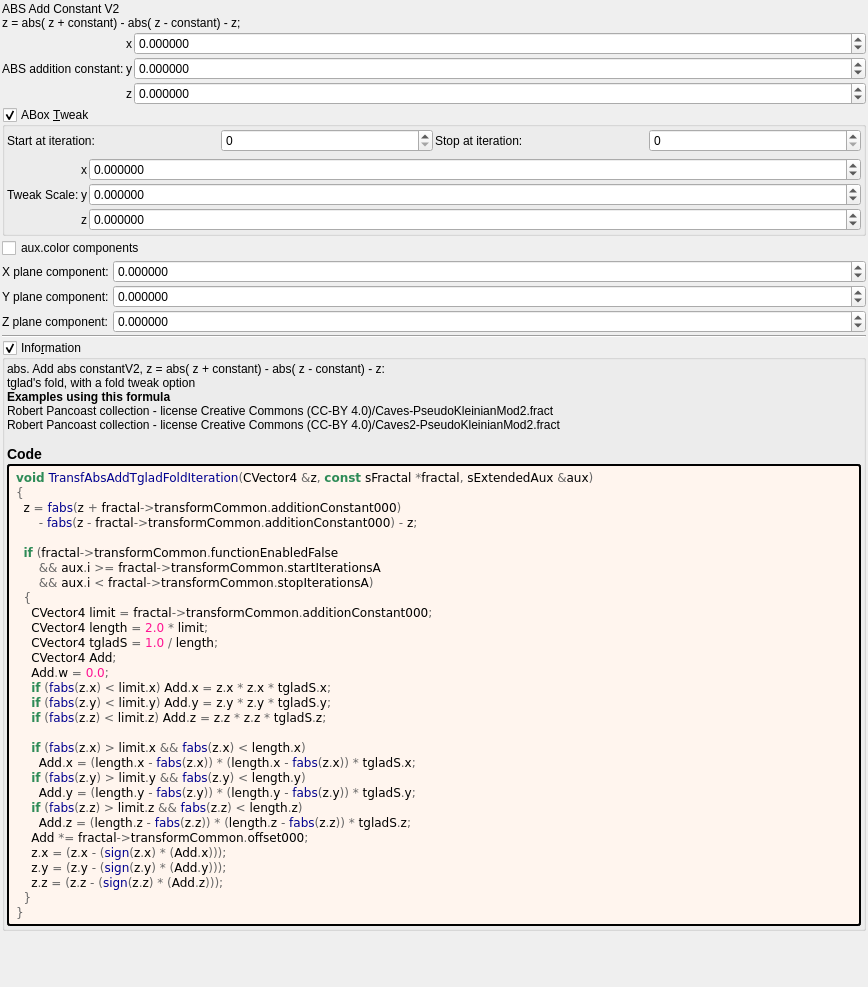
Qt form mandelbulber2/formula/ui/transf_abs_add_tglad_fold.ui (buddhi1980/mandelbulber2) before a commit.
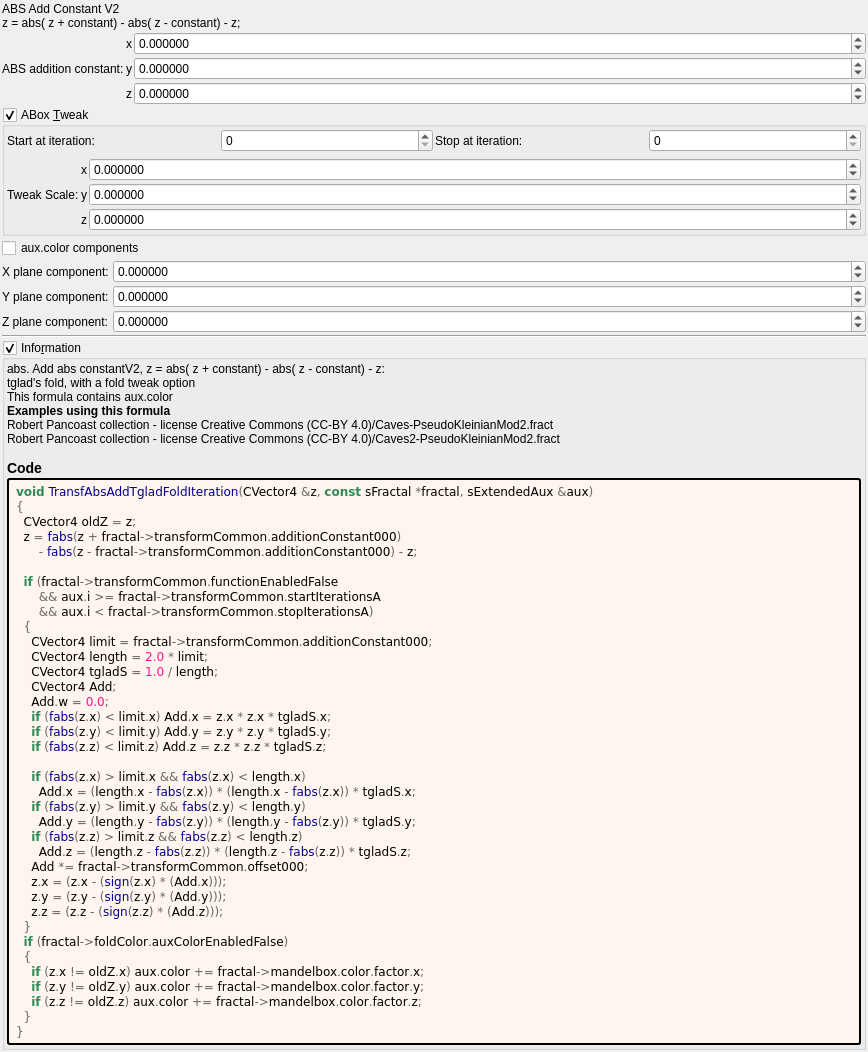
The same form after that commit. Custom widgets are drawn as their Qt base class.

The edit to the form file:
```diff
--- a/mandelbulber2/formula/ui/transf_abs_add_tglad_fold.ui
+++ b/mandelbulber2/formula/ui/transf_abs_add_tglad_fold.ui
@@ -487,7 +487,7 @@
       <item>
        <widget class="QLabel" name="label_information_general">
         <property name="text">
-         <string notr="true">&lt;p&gt;abs. Add abs constantV2,  z = abs( z + constant) - abs( z - constant) - z:&lt;br&gt;tglad's fold, with a fold tweak option&lt;/p&gt;&lt;table&gt;
+         <string notr="true">&lt;p&gt;abs. Add abs constantV2,  z = abs( z + constant) - abs( z - constant) - z:&lt;br&gt;tglad's fold, with a fold tweak option&lt;br&gt;This formula contains aux.color&lt;/p&gt;&lt;table&gt;
 &lt;/table&gt;
 &lt;br&gt;&lt;b&gt;Examples using this formula&lt;/b&gt;&lt;br&gt;Robert Pancoast collection - license Creative Commons (CC-BY 4.0)/Caves-PseudoKleinianMod2.fract&lt;br&gt;Robert Pancoast collection - license Creative Commons (CC-BY 4.0)/Caves2-PseudoKleinianMod2.fract&lt;h3&gt;Code&lt;/h3&gt;</string>
         </property>
@@ -511,6 +511,7 @@
          <string notr="true">&lt;body style=&quot;background-color:#fff5ee&quot;&gt;
 &lt;pre style=&quot;color:#000000; background-color:#fff5ee;  font-family:'Courier New',monospace;&quot;&gt;&lt;span style=&quot;color:#2e8b57; font-weight:bold&quot;&gt;void&lt;/span&gt; &lt;span style=&quot;color:#00008f&quot;&gt;TransfAbsAddTgladFoldIteration&lt;/span&gt;&lt;span style=&quot;color:#676767&quot;&gt;(&lt;/span&gt;CVector4 &lt;span style=&quot;color:#676767&quot;&gt;&amp;amp;&lt;/span&gt;z&lt;span style=&quot;color:#676767&quot;&gt;,&lt;/span&gt; &lt;span style=&quot;color:#2e8b57; font-weight:bold&quot;&gt;const&lt;/span&gt; sFractal &lt;span style=&quot;color:#676767&quot;&gt;*&lt;/span&gt;fractal&lt;span style=&quot;color:#676767&quot;&gt;,&lt;/span&gt; sExtendedAux &lt;span style=&quot;color:#676767&quot;&gt;&amp;amp;&lt;/span&gt;aux&lt;span style=&quot;color:#676767&quot;&gt;)&lt;/span&gt;
 &lt;span style=&quot;color:#676767&quot;&gt;{&lt;/span&gt;
+  CVector4 oldZ &lt;span style=&quot;color:#676767&quot;&gt;=&lt;/span&gt; z&lt;span style=&quot;color:#676767&quot;&gt;;&lt;/span&gt;
   z &lt;span style=&quot;color:#676767&quot;&gt;=&lt;/span&gt; &lt;span style=&quot;color:#00008f&quot;&gt;fabs&lt;/span&gt;&lt;span style=&quot;color:#676767&quot;&gt;(&lt;/span&gt;z &lt;span style=&quot;color:#676767&quot;&gt;+&lt;/span&gt; fractal&lt;span style=&quot;color:#676767&quot;&gt;-&amp;gt;&lt;/span&gt;transformCommon&lt;span style=&quot;color:#676767&quot;&gt;.&lt;/span&gt;additionConstant000&lt;span style=&quot;color:#676767&quot;&gt;)&lt;/span&gt;
       &lt;span style=&quot;color:#676767&quot;&gt;-&lt;/span&gt; &lt;span style=&quot;color:#00008f&quot;&gt;fabs&lt;/span&gt;&lt;span style=&quot;color:#676767&quot;&gt;(&lt;/span&gt;z &lt;span style=&quot;color:#676767&quot;&gt;-&lt;/span&gt; fractal&lt;span style=&quot;color:#676767&quot;&gt;-&amp;gt;&lt;/span&gt;transformCommon&lt;span style=&quot;color:#676767&quot;&gt;.&lt;/span&gt;additionConstant000&lt;span style=&quot;color:#676767&quot;&gt;) -&lt;/span&gt; z&lt;span style=&quot;color:#676767&quot;&gt;;&lt;/span&gt;
 
@@ -538,6 +539,12 @@
     z&lt;span style=&quot;color:#676767&quot;&gt;.&lt;/span&gt;y &lt;span style=&quot;color:#676767&quot;&gt;= (&lt;/span&gt;z&lt;span style=&quot;color:#676767&quot;&gt;.&lt;/span&gt;y &lt;span style=&quot;color:#676767&quot;&gt;- (&lt;/span&gt;&lt;span style=&quot;color:#00008f&quot;&gt;sign&lt;/span&gt;&lt;span style=&quot;color:#676767&quot;&gt;(&lt;/span&gt;z&lt;span style=&quot;color:#676767&quot;&gt;.&lt;/span&gt;y&lt;span style=&quot;color:#676767&quot;&gt;) * (&lt;/span&gt;Add&lt;span style=&quot;color:#676767&quot;&gt;.&lt;/span&gt;y&lt;span style=&quot;color:#676767&quot;&gt;)));&lt;/span&gt;
     z&lt;span style=&quot;color:#676767&quot;&gt;.&lt;/span&gt;z &lt;span style=&quot;color:#676767&quot;&gt;= (&lt;/span&gt;z&lt;span style=&quot;color:#676767&quot;&gt;.&lt;/span&gt;z &lt;span style=&quot;color:#676767&quot;&gt;- (&lt;/span&gt;&lt;span style=&quot;color:#00008f&quot;&gt;sign&lt;/span&gt;&lt;span style=&quot;color:#676767&quot;&gt;(&lt;/span&gt;z&lt;span style=&quot;color:#676767&quot;&gt;.&lt;/span&gt;z&lt;span style=&quot;color:#676767&quot;&gt;) * (&lt;/span&gt;Add&lt;span style=&quot;color:#676767&quot;&gt;.&lt;/span&gt;z&lt;span style=&quot;color:#676767&quot;&gt;)));&lt;/span&gt;
   &lt;span style=&quot;color:#676767&quot;&gt;}&lt;/span&gt;
+  &lt;span style=&quot;color:#2e8b57; font-weight:bold&quot;&gt;if&lt;/span&gt; &lt;span style=&quot;color:#676767&quot;&gt;(&lt;/span&gt;fractal&lt;span style=&quot;color:#676767&quot;&gt;-&amp;gt;&lt;/span&gt;foldColor&lt;span style=&quot;color:#676767&quot;&gt;.&lt;/span&gt;auxColorEnabledFalse&lt;span style=&quot;color:#676767&quot;&gt;)&lt;/span&gt;
+  &lt;span style=&quot;color:#676767&quot;&gt;{&lt;/span&gt;
+    &lt;span style=&quot;color:#2e8b57; font-weight:bold&quot;&gt;if&lt;/span&gt; &lt;span style=&quot;color:#676767&quot;&gt;(&lt;/span&gt;z&lt;span style=&quot;color:#676767&quot;&gt;.&lt;/span&gt;x &lt;span style=&quot;color:#676767&quot;&gt;!=&lt;/span&gt; oldZ&lt;span style=&quot;color:#676767&quot;&gt;.&lt;/span&gt;x&lt;span style=&quot;color:#676767&quot;&gt;)&lt;/span&gt; aux&lt;span style=&quot;color:#676767&quot;&gt;.&lt;/span&gt;color &lt;span style=&quot;color:#676767&quot;&gt;+=&lt;/span&gt; fractal&lt;span style=&quot;color:#676767&quot;&gt;-&amp;gt;&lt;/span&gt;mandelbox&lt;span style=&quot;color:#676767&quot;&gt;.&lt;/span&gt;color&lt;span style=&quot;color:#676767&quot;&gt;.&lt;/span&gt;factor&lt;span style=&quot;color:#676767&quot;&gt;.&lt;/span&gt;x&lt;span style=&quot;color:#676767&quot;&gt;;&lt;/span&gt;
+    &lt;span style=&quot;color:#2e8b57; font-weight:bold&quot;&gt;if&lt;/span&gt; &lt;span style=&quot;color:#676767&quot;&gt;(&lt;/span&gt;z&lt;span style=&quot;color:#676767&quot;&gt;.&lt;/span&gt;y &lt;span style=&quot;color:#676767&quot;&gt;!=&lt;/span&gt; oldZ&lt;span style=&quot;color:#676767&quot;&gt;.&lt;/span&gt;y&lt;span style=&quot;color:#676767&quot;&gt;)&lt;/span&gt; aux&lt;span style=&quot;color:#676767&quot;&gt;.&lt;/span&gt;color &lt;span style=&quot;color:#676767&quot;&gt;+=&lt;/span&gt; fractal&lt;span style=&quot;color:#676767&quot;&gt;-&amp;gt;&lt;/span&gt;mandelbox&lt;span style=&quot;color:#676767&quot;&gt;.&lt;/span&gt;color&lt;span style=&quot;color:#676767&quot;&gt;.&lt;/span&gt;factor&lt;span style=&quot;color:#676767&quot;&gt;.&lt;/span&gt;y&lt;span style=&quot;color:#676767&quot;&gt;;&lt;/span&gt;
+    &lt;span style=&quot;color:#2e8b57; font-weight:bold&quot;&gt;if&lt;/span&gt; &lt;span style=&quot;color:#676767&quot;&gt;(&lt;/span&gt;z&lt;span style=&quot;color:#676767&quot;&gt;.&lt;/span&gt;z &lt;span style=&quot;color:#676767&quot;&gt;!=&lt;/span&gt; oldZ&lt;span style=&quot;color:#676767&quot;&gt;.&lt;/span&gt;z&lt;span style=&quot;color:#676767&quot;&gt;)&lt;/span&gt; aux&lt;span style=&quot;color:#676767&quot;&gt;.&lt;/span&gt;color &lt;span style=&quot;color:#676767&quot;&gt;+=&lt;/span&gt; fractal&lt;span style=&quot;color:#676767&quot;&gt;-&amp;gt;&lt;/span&gt;mandelbox&lt;span style=&quot;color:#676767&quot;&gt;.&lt;/span&gt;color&lt;span style=&quot;color:#676767&quot;&gt;.&lt;/span&gt;factor&lt;span style=&quot;color:#676767&quot;&gt;.&lt;/span&gt;z&lt;span style=&quot;color:#676767&quot;&gt;;&lt;/span&gt;
+  &lt;span style=&quot;color:#676767&quot;&gt;}&lt;/span&gt;
 &lt;span style=&quot;color:#676767&quot;&gt;}&lt;/span&gt;
 &lt;/pre&gt;
 &lt;/body&gt;</string>
```
Left out of the diff: 2 changed lines with no effect on the pictures.
